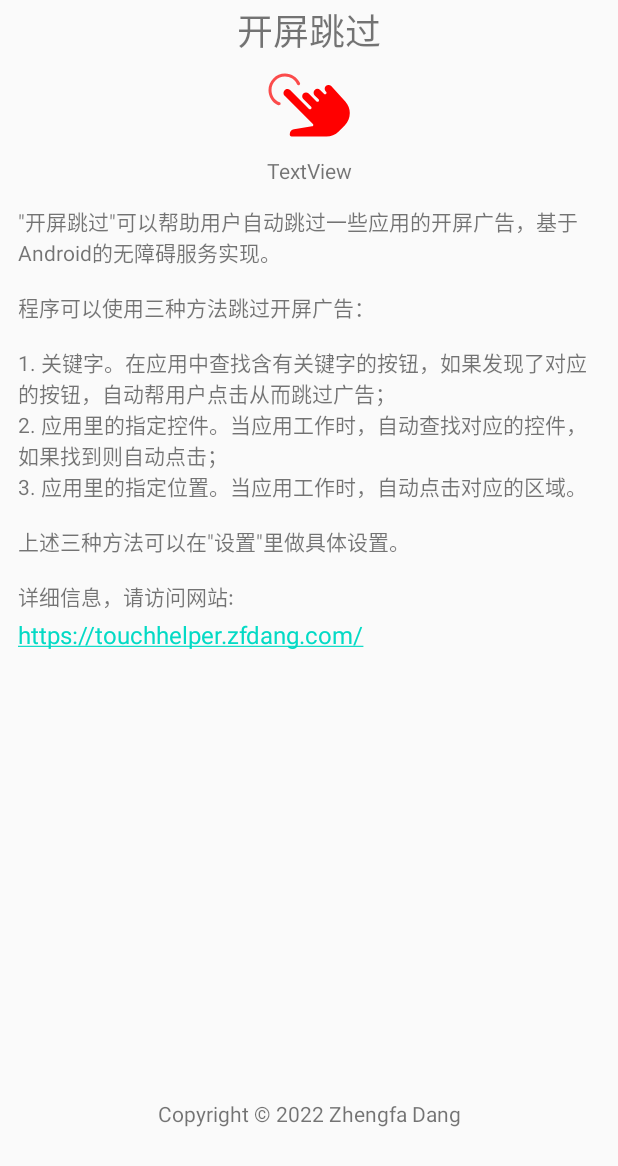
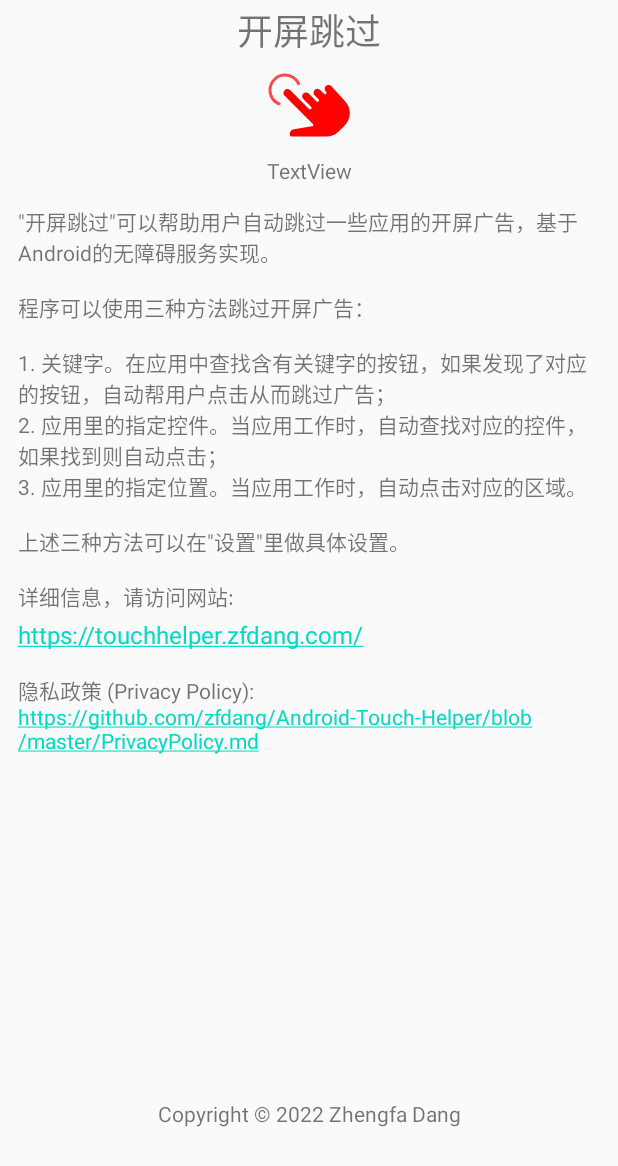
Before and after one commit to zfdang/Android-Touch-Helper, an Android app: the layout fragment_about.xml on its own in the app's theme, with its tools: preview values and no code run, on a phone screen of 412 x 824 dp. Shown: the top 1166 px of the screen. Run offline under Robolectric (Android 15) with nearby library versions, the light colour scheme and no system bars.

Commit message:
adapt for play store

```diff
--- a/app/src/main/res/layout/fragment_about.xml
+++ b/app/src/main/res/layout/fragment_about.xml
@@ -66,6 +66,21 @@
         app:layout_constraintTop_toBottomOf="@+id/textView_app_introduction" />
 
     <TextView
+        android:id="@+id/textView_privacy"
+        android:layout_width="match_parent"
+        android:layout_height="wrap_content"
+        android:layout_marginTop="16dp"
+        android:autoLink="web"
+        android:linksClickable="true"
+        android:paddingLeft="12dp"
+        android:paddingRight="12dp"
+        android:text="@string/about_privacy"
+        android:textSize="14sp"
+        app:layout_constraintEnd_toEndOf="parent"
+        app:layout_constraintStart_toStartOf="parent"
+        app:layout_constraintTop_toBottomOf="@+id/textView_weblink" />
+
+    <TextView
         android:id="@+id/textView_copyright"
         android:layout_width="wrap_content"
         android:layout_height="wrap_content"
--- a/app/src/main/res/values/strings.xml
+++ b/app/src/main/res/values/strings.xml
@@ -26,6 +26,7 @@
     </string>
 
     <string name="about_weblink">https://touchhelper.zfdang.com/</string>
+    <string name="about_privacy">隐私政策 (Privacy Policy):\nhttps://github.com/zfdang/Android-Touch-Helper/blob/master/PrivacyPolicy.md</string>
     <string name="about_copyright">Copyright © 2022 Zhengfa Dang</string>
 
     <string name="app_version">版本: %s (%d)</string>
--- a/gradle.properties
+++ b/gradle.properties
@@ -22,4 +22,4 @@
 # Set these in local.properties or as environment variables
 KEYSTORE_PASSWORD=touchhelper
 KEY_ALIAS=touchhelper
-KEY_PASSWORD=touchhelper
+KEY_PASSWORD=touchhelperandroid.suppressUnsupportedCompileSdk=35
```
Also changed, not shown: app/src/main/java/com/zfdang/touchhelper/TouchHelperServiceImpl.java (+7 -0 lines), app/src/main/java/com/zfdang/touchhelper/ui/home/HomeFragment.java (+10 -3 lines).
